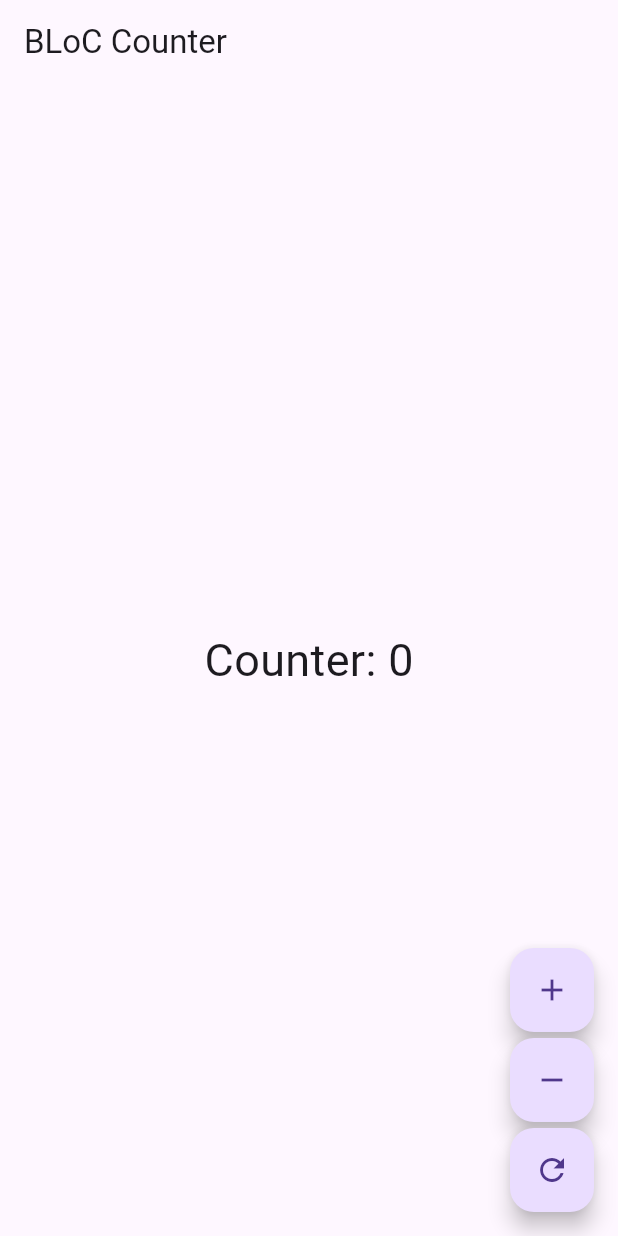
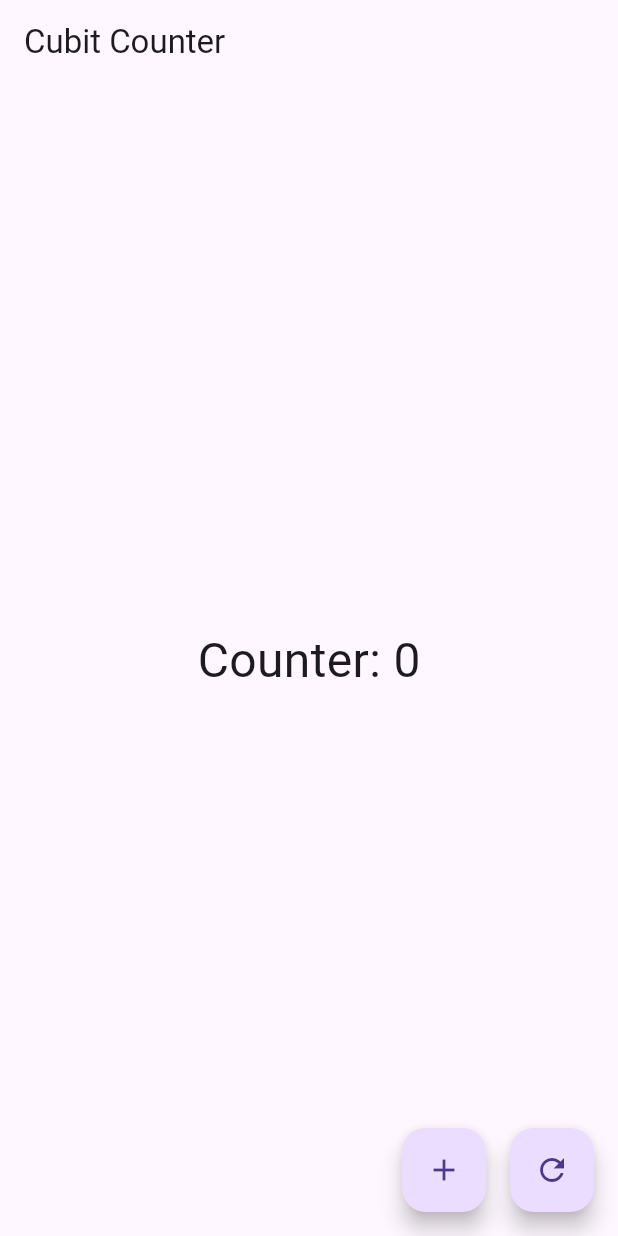
Before and after one commit to itiswd/learn_flutter, a Flutter app: the screen it shows after launch, after a tap on the "add" icon, after a tap on the "refresh" icon, on a phone screen of 412 x 824 dp. Run offline on Flutter 3.47's test engine with Material 3 defaults, Android fonts, the phone set to English and light mode, and no system bars; our stand-ins replace flutter_bloc.

Commit message:
Refactor counter implementation to use Cubit instead of BLoC pattern

```diff
--- a/lib/bloc/bloc.dart
+++ /dev/null
@@ -1,17 +0,0 @@
-import 'package:flutter_bloc/flutter_bloc.dart';
-import 'package:learn_flutter/bloc/events.dart';
-import 'package:learn_flutter/bloc/states.dart';
-
-class CounterBloc extends Bloc<CounterEvent, CounterState> {
-  CounterBloc() : super(CounterState(0)) {
-    on<IncrementEvent>((event, emit) {
-      emit(CounterState(state.counter + 1));
-    });
-    on<DecrementEvent>((event, emit) {
-      emit(CounterState(state.counter - 1));
-    });
-    on<ResetEvent>((event, emit) {
-      emit(CounterState(0));
-    });
-  }
-}
--- /dev/null
+++ b/lib/bloc/cubit.dart
@@ -0,0 +1,9 @@
+import 'package:flutter_bloc/flutter_bloc.dart';
+
+class CounterCubit extends Cubit<int> {
+  CounterCubit() : super(0); // الحالة الأولية = 0
+
+  void increment() => emit(state + 1);
+
+  void reset() => emit(0);
+}
--- a/lib/bloc/events.dart
+++ /dev/null
@@ -1,7 +0,0 @@
-abstract class CounterEvent {}
-
-class IncrementEvent extends CounterEvent {}
-
-class DecrementEvent extends CounterEvent {}
-
-class ResetEvent extends CounterEvent {}
--- a/lib/home.dart
+++ b/lib/home.dart
@@ -1,8 +1,6 @@
 import 'package:flutter/material.dart';
 import 'package:flutter_bloc/flutter_bloc.dart';
-import 'package:learn_flutter/bloc/bloc.dart';
-import 'package:learn_flutter/bloc/events.dart';
-import 'package:learn_flutter/bloc/states.dart';
+import 'package:learn_flutter/bloc/cubit.dart';
 
 class MyApp extends StatelessWidget {
   const MyApp({super.key});
@@ -11,37 +9,27 @@ class MyApp extends StatelessWidget {
   Widget build(BuildContext context) {
     return MaterialApp(
       home: Scaffold(
-        appBar: AppBar(title: const Text('BLoC Counter')),
+        appBar: AppBar(title: const Text('Cubit Counter')),
         body: Center(
-          child: BlocBuilder<CounterBloc, CounterState>(
-            builder: (context, state) {
+          child: BlocBuilder<CounterCubit, int>(
+            builder: (context, count) {
               return Text(
-                'Counter: ${state.counter}',
-                style: const TextStyle(fontSize: 30),
+                'Counter: $count',
+                style: const TextStyle(fontSize: 32),
               );
             },
           ),
         ),
-        floatingActionButton: Column(
-          spacing: 4,
+        floatingActionButton: Row(
           mainAxisAlignment: MainAxisAlignment.end,
           children: [
             FloatingActionButton(
-              onPressed: () {
-                context.read<CounterBloc>().add(IncrementEvent());
-              },
+              onPressed: () => context.read<CounterCubit>().increment(),
               child: const Icon(Icons.add),
             ),
+            const SizedBox(width: 16),
             FloatingActionButton(
-              onPressed: () {
-                context.read<CounterBloc>().add(DecrementEvent());
-              },
-              child: const Icon(Icons.remove),
-            ),
-            FloatingActionButton(
-              onPressed: () {
-                context.read<CounterBloc>().add(ResetEvent());
-              },
+              onPressed: () => context.read<CounterCubit>().reset(),
               child: const Icon(Icons.refresh),
             ),
           ],
--- a/lib/main.dart
+++ b/lib/main.dart
@@ -1,8 +1,8 @@
 import 'package:flutter/material.dart';
 import 'package:flutter_bloc/flutter_bloc.dart';
-import 'package:learn_flutter/bloc/bloc.dart';
+import 'package:learn_flutter/bloc/cubit.dart';
 import 'package:learn_flutter/home.dart';
 
 void main() {
-  runApp(BlocProvider(create: (_) => CounterBloc(), child: MyApp()));
+  runApp(BlocProvider(create: (_) => CounterCubit(), child: const MyApp()));
 }
```
